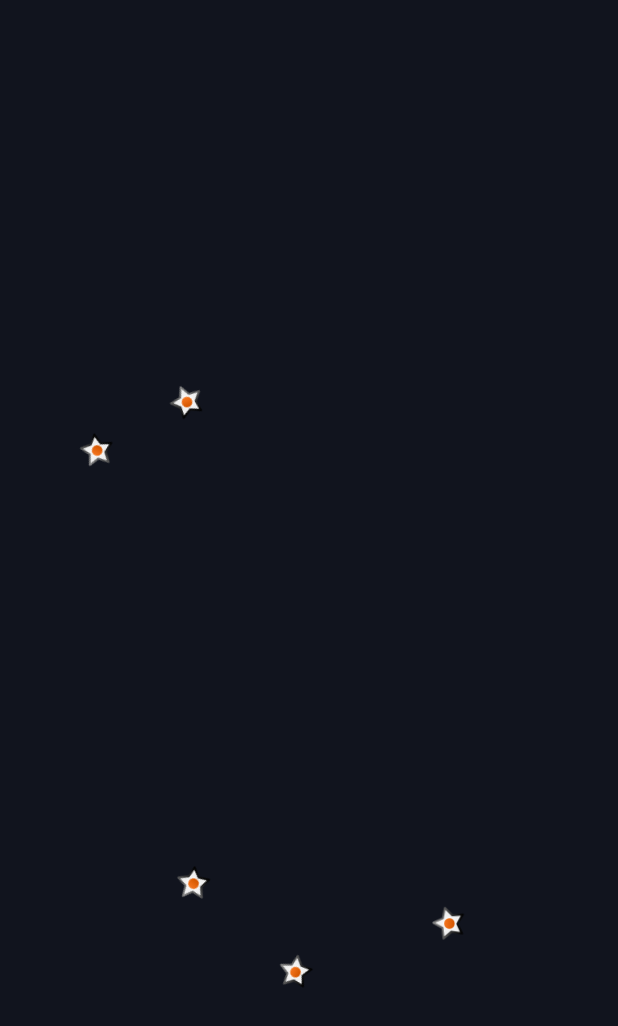
After one commit to brianc-dev/Asteroids, an Android app: the AsteroidsGame screen opened directly, with no data from a screen before it, on a phone screen of 412 x 824 dp. The commit adds this screen. Shown: the top 1026 px of the screen. Run offline under Robolectric (Android 15) with nearby library versions, the phone set to English and light mode, and no system bars.

Commit message:
Added game screen and basic asteroids generation.

```diff
--- a/app/src/main/AndroidManifest.xml
+++ b/app/src/main/AndroidManifest.xml
@@ -21,6 +21,7 @@
         <activity android:name=".AboutActivity" />
         <activity android:name=".Preferences" />
         <activity android:name=".Scores" />
+        <activity android:name=".AsteroidsGame" android:theme="@style/AsteroidsGameTheme"/>
     </application>
 
 </manifest>
--- /dev/null
+++ b/app/src/main/java/com/alyx/asteroids/AsteroidsGame.kt
@@ -0,0 +1,11 @@
+package com.alyx.asteroids
+
+import android.app.Activity
+import android.os.Bundle
+
+class AsteroidsGame: Activity() {
+    override fun onCreate(savedInstanceState: Bundle?) {
+        super.onCreate(savedInstanceState)
+        setContentView(R.layout.asteroids_game)
+    }
+}
--- a/app/src/main/java/com/alyx/asteroids/MainActivity.kt
+++ b/app/src/main/java/com/alyx/asteroids/MainActivity.kt
@@ -14,6 +14,9 @@ class MainActivity : AppCompatActivity() {
     override fun onCreate(savedInstanceState: Bundle?) {
         super.onCreate(savedInstanceState)
         setContentView(R.layout.activity_main)
+        findViewById<Button>(R.id.Button1).setOnClickListener {
+            launchGame()
+        }
         findViewById<Button>(R.id.Button2).setOnClickListener {
             launchSettings()
         }
@@ -23,7 +26,11 @@ class MainActivity : AppCompatActivity() {
         findViewById<Button>(R.id.Button4).setOnClickListener {
             launchScores()
         }
+    }
 
+    private fun launchGame() {
+        val intent = Intent(this, AsteroidsGame::class.java)
+        startActivity(intent)
     }
 
     private fun launchAbout() {
--- /dev/null
+++ b/app/src/main/java/com/alyx/asteroids/graphics/Graphics.kt
@@ -0,0 +1,54 @@
+package com.alyx.asteroids.graphics
+
+import android.graphics.Canvas
+import android.graphics.drawable.Drawable
+import android.view.View
+
+class Graphics(
+    private val view: View,
+    private val drawable: Drawable
+) {
+
+    companion object {
+        const val MAX_SPEED = 20
+    }
+
+    val width = drawable.intrinsicWidth
+    val height = drawable.intrinsicHeight
+    private val collisionRadio = (width + height) / 4
+
+    var posX: Double = 0.0
+    var posY: Double = 0.0
+    var incX: Double = 0.0
+    var incY: Double = 0.0
+    var angle: Double = 0.0
+    var rotation: Double = 0.0
+
+    fun drawGraphic(canvas: Canvas) {
+        canvas.save()
+        val x = (posX + width / 2).toInt()
+        val y = (posY + height / 2).toInt()
+        canvas.rotate(angle.toFloat(), x.toFloat(), y.toFloat())
+        drawable.setBounds(posX.toInt(), posY.toInt(), (posX + width).toInt(), (posY + height).toInt())
+        drawable.draw(canvas)
+        canvas.restore()
+        view.invalidate()
+//        or
+//        val rInval = Math.hypot(width.toDouble(), height.toDouble()).toInt() / 2 + MAX_SPEED
+//        view.invalidate(x - rInval, y - rInval, x + rInval, y + rInval)
+    }
+
+    fun incrementPos(factor: Double) {
+        posX += incX * factor
+        if (posX < -width / 2.0) posX = view.width - width / 2.0
+        if (posX > view.width - width / 2.0) posX = -width / 2.0
+        posY += incY * factor
+        if (posY < -height / 2.0) posY = view.height - height / 2.0
+        if (posY > view.height - height / 2.0) posY = -width / 2.0
+        angle += rotation * factor
+    }
+
+    fun distance(graphics: Graphics) = Math.hypot(posX - graphics.posX, posY - graphics.posY)
+
+    fun checkCollision(graphics: Graphics) = (distance(graphics) < (collisionRadio + graphics.collisionRadio))
+}
--- /dev/null
+++ b/app/src/main/java/com/alyx/asteroids/views/GameView.kt
@@ -0,0 +1,50 @@
+package com.alyx.asteroids.views
+
+import android.content.Context
+import android.graphics.Canvas
+import android.graphics.drawable.Drawable
+import android.util.AttributeSet
+import android.view.View
+import androidx.core.content.res.ResourcesCompat
+import com.alyx.asteroids.graphics.Graphics
+
+class GameView(context: Context, attrs: AttributeSet): View(context, attrs) {
+
+    private val asteroids: MutableList<Graphics>
+    private val asteroidsNumber = 5
+    private val particlesNumber = 3
+
+    init {
+        val ship: Drawable
+        val asteroidDrawable: Drawable = ResourcesCompat.getDrawable(context.resources, android.R.drawable.star_on, null) ?: throw NoSuchElementException()//context.resources.getDrawable(android.R.drawable.star_on)
+        val missile: Drawable
+
+        asteroids = mutableListOf()
+
+        for (i in 0 until asteroidsNumber) {
+            val asteroid = Graphics(this, asteroidDrawable)
+            asteroid.incY = Math.random() * 4 - 2
+            asteroid.incX = Math.random() * 4 - 2
+            asteroid.angle = Math.random() * 360
+            asteroid.rotation = Math.random() * 8 - 4
+            asteroids.add(asteroid)
+        }
+    }
+
+    override fun onSizeChanged(w: Int, h: Int, oldw: Int, oldh: Int) {
+        super.onSizeChanged(w, h, oldw, oldh)
+        for (asteroid in asteroids) {
+            asteroid.posX = Math.random() * (w - asteroid.width)
+            asteroid.posY = Math.random() * (h - asteroid.height)
+        }
+    }
+
+    override fun onDraw(canvas: Canvas?) {
+        super.onDraw(canvas)
+        canvas?.let {
+            for (asteroid in asteroids) {
+                asteroid.drawGraphic(it)
+            }
+        }
+    }
+}
--- /dev/null
+++ b/app/src/main/res/layout/asteroids_game.xml
@@ -0,0 +1,14 @@
+<?xml version="1.0" encoding="utf-8"?>
+<LinearLayout xmlns:android="http://schemas.android.com/apk/res/android"
+    android:orientation="vertical"
+    android:layout_width="match_parent"
+    android:layout_height="match_parent">
+
+    <com.alyx.asteroids.views.GameView
+        android:id="@+id/gameView_canvas"
+        android:layout_width="match_parent"
+        android:layout_height="match_parent"
+        android:background="#11141E"
+        android:focusable="true"
+        />
+</LinearLayout>
--- a/app/src/main/res/values/themes.xml
+++ b/app/src/main/res/values/themes.xml
@@ -15,6 +15,9 @@
     </style>
 
     <style name="AsteroidsTheme" parent="Theme.MaterialComponents.DayNight.NoActionBar">
+    </style>
 
+    <style name="AsteroidsGameTheme" parent="Theme.MaterialComponents.DayNight.NoActionBar">
+        <item name="android:windowFullscreen">true</item>
     </style>
 </resources>
```
